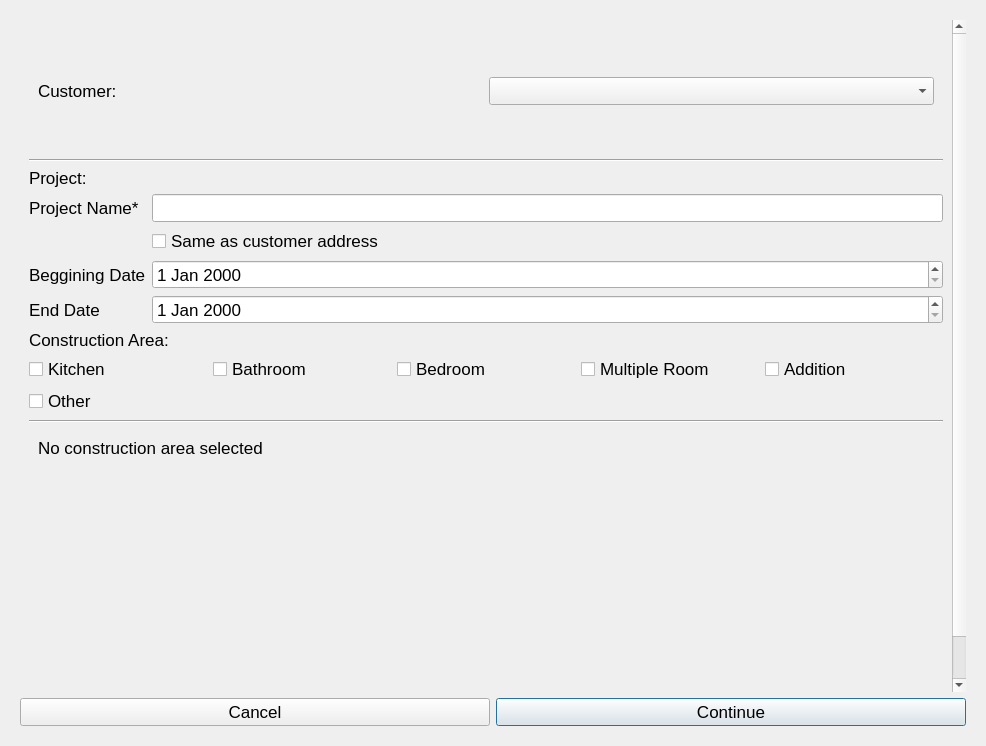
First picture: the form in app/ui/addProjectVersion3.ui, repository viana-vitor/Handie, before the edit.
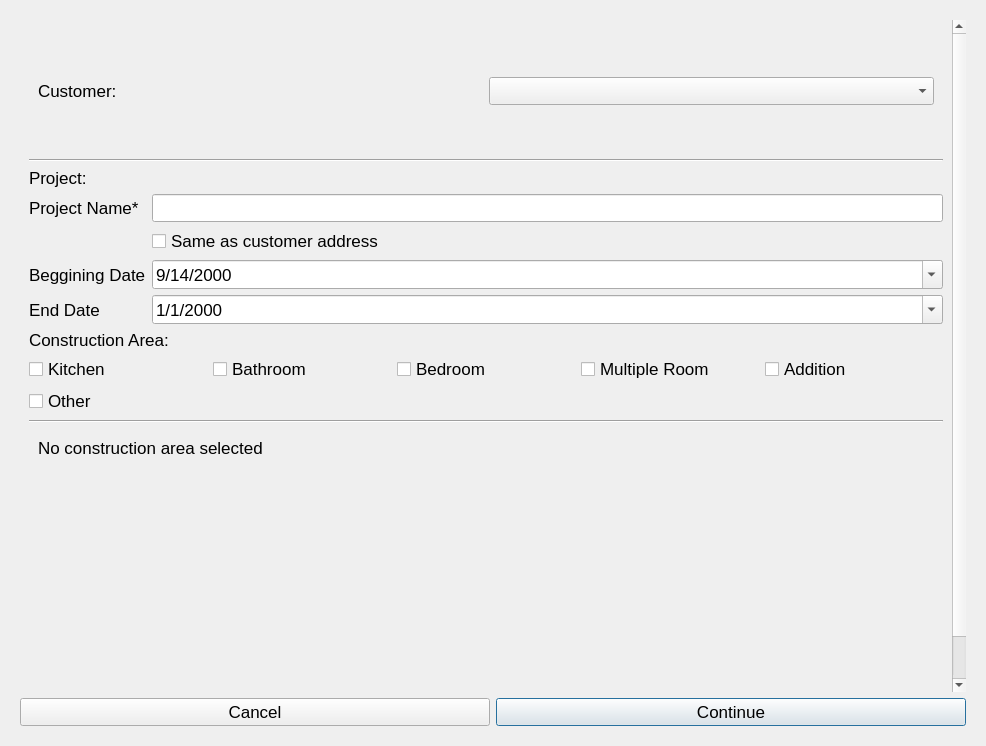
Second picture: the form after the edit. The open tabs and pages were chosen to show the change.

Commit message: created project list on projectsWidget/ filter/ mark as complete button/ get customer info/ save changes on customer info

```diff
--- a/app/ui/addProjectVersion3.ui
+++ b/app/ui/addProjectVersion3.ui
@@ -227,8 +227,8 @@
            <rect>
             <x>0</x>
             <y>0</y>
-            <width>449</width>
-            <height>723</height>
+            <width>923</width>
+            <height>745</height>
            </rect>
           </property>
           <layout class="QVBoxLayout" name="verticalLayout_6">
@@ -407,10 +407,48 @@
            <item>
             <layout class="QGridLayout" name="gridLayout_10">
              <item row="2" column="1">
-              <widget class="QDateEdit" name="begginingDateDateEdit"/>
+              <widget class="QDateEdit" name="begginingDateDateEdit">
+               <property name="dateTime">
+                <datetime>
+                 <hour>0</hour>
+                 <minute>0</minute>
+                 <second>0</second>
+                 <year>2000</year>
+                 <month>9</month>
+                 <day>14</day>
+                </datetime>
+               </property>
+               <property name="minimumDate">
+                <date>
+                 <year>2000</year>
+                 <month>1</month>
+                 <day>1</day>
+                </date>
+               </property>
+               <property name="displayFormat">
+                <string>M/d/yyyy</string>
+               </property>
+               <property name="calendarPopup">
+                <bool>true</bool>
+               </property>
+              </widget>
              </item>
              <item row="3" column="1">
-              <widget class="QDateEdit" name="endDateDateEdit"/>
+              <widget class="QDateEdit" name="endDateDateEdit">
+               <property name="minimumDate">
+                <date>
+                 <year>2000</year>
+                 <month>1</month>
+                 <day>1</day>
+                </date>
+               </property>
+               <property name="displayFormat">
+                <string>M/d/yyyy</string>
+               </property>
+               <property name="calendarPopup">
+                <bool>true</bool>
+               </property>
+              </widget>
              </item>
              <item row="0" column="0">
               <widget class="QLabel" name="nameLabel_4">
```
The commit also changes 10 other files.
